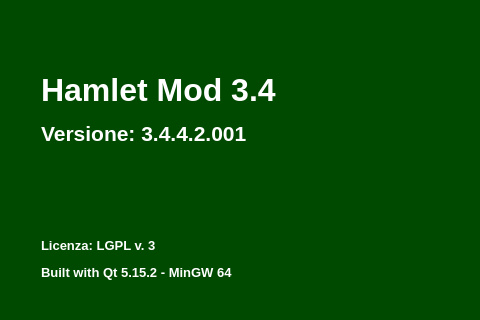
Before: the Qt Designer form mainwindow.ui in fblabs/hamlet-mod-sancon, drawn with Qt 5; both pictures show x 456 to 936 and y 0 to 320 of the 1156 by 831 pixel window.
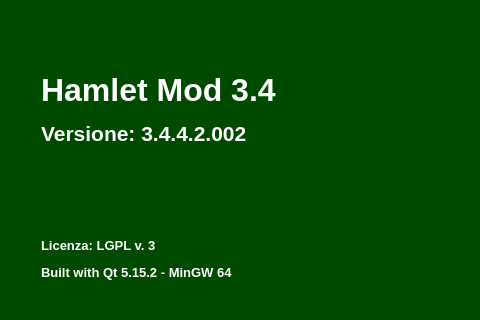
After: the same form once the commit is applied. Icons and pictures are not drawn.

Diff of the .ui file:
```diff
--- a/mainwindow.ui
+++ b/mainwindow.ui
@@ -531,7 +531,7 @@
          <enum>QFrame::NoFrame</enum>
         </property>
         <property name="text">
-         <string>&lt;html&gt;&lt;head/&gt;&lt;body&gt;&lt;p&gt;&lt;span style=&quot; font-size:24pt; font-weight:600;&quot;&gt;Hamlet Mod 3.4&lt;/span&gt;&lt;/p&gt;&lt;p&gt;&lt;span style=&quot; font-size:16pt; font-weight:600;&quot;&gt;Versione: 3.4.4.2.001&lt;/span&gt;&lt;/p&gt;&lt;p&gt;&lt;br/&gt;&lt;/p&gt;&lt;p&gt;&lt;br/&gt;&lt;/p&gt;&lt;p&gt;&lt;span style=&quot; font-size:10pt; font-weight:600;&quot;&gt;Licenza: LGPL v. 3&lt;/span&gt;&lt;/p&gt;&lt;p&gt;&lt;span style=&quot; font-size:10pt; font-weight:600;&quot;&gt;Built with Qt 5.15.2 - MinGW 64&lt;/span&gt;&lt;/p&gt;&lt;p&gt;&lt;br/&gt;&lt;/p&gt;&lt;p&gt;&lt;span style=&quot; font-size:10pt;&quot;&gt;© FBLABS 2015-2023&lt;/span&gt;&lt;/p&gt;&lt;p&gt;&lt;a href=&quot;https://github.com/fblabs/hamlet-mod-sancon/blob/master/release/hamletMOD.exe&quot;&gt;&lt;span style=&quot; text-decoration: underline; color:#007af4;&quot;&gt;Sorgenti (github)&lt;/span&gt;&lt;/a&gt;&lt;/p&gt;&lt;/body&gt;&lt;/html&gt;</string>
+         <string>&lt;html&gt;&lt;head/&gt;&lt;body&gt;&lt;p&gt;&lt;span style=&quot; font-size:24pt; font-weight:600;&quot;&gt;Hamlet Mod 3.4&lt;/span&gt;&lt;/p&gt;&lt;p&gt;&lt;span style=&quot; font-size:16pt; font-weight:600;&quot;&gt;Versione: 3.4.4.2.002&lt;/span&gt;&lt;/p&gt;&lt;p&gt;&lt;br/&gt;&lt;/p&gt;&lt;p&gt;&lt;br/&gt;&lt;/p&gt;&lt;p&gt;&lt;span style=&quot; font-size:10pt; font-weight:600;&quot;&gt;Licenza: LGPL v. 3&lt;/span&gt;&lt;/p&gt;&lt;p&gt;&lt;span style=&quot; font-size:10pt; font-weight:600;&quot;&gt;Built with Qt 5.15.2 - MinGW 64&lt;/span&gt;&lt;/p&gt;&lt;p&gt;&lt;br/&gt;&lt;/p&gt;&lt;p&gt;&lt;span style=&quot; font-size:10pt;&quot;&gt;© FBLABS 2015-2023&lt;/span&gt;&lt;/p&gt;&lt;p&gt;&lt;a href=&quot;https://github.com/fblabs/hamlet-mod-sancon/blob/master/release/hamletMOD.exe&quot;&gt;&lt;span style=&quot; text-decoration: underline; color:#007af4;&quot;&gt;Sorgenti (github)&lt;/span&gt;&lt;/a&gt;&lt;/p&gt;&lt;/body&gt;&lt;/html&gt;</string>
         </property>
         <property name="scaledContents">
          <bool>false</bool>
```
